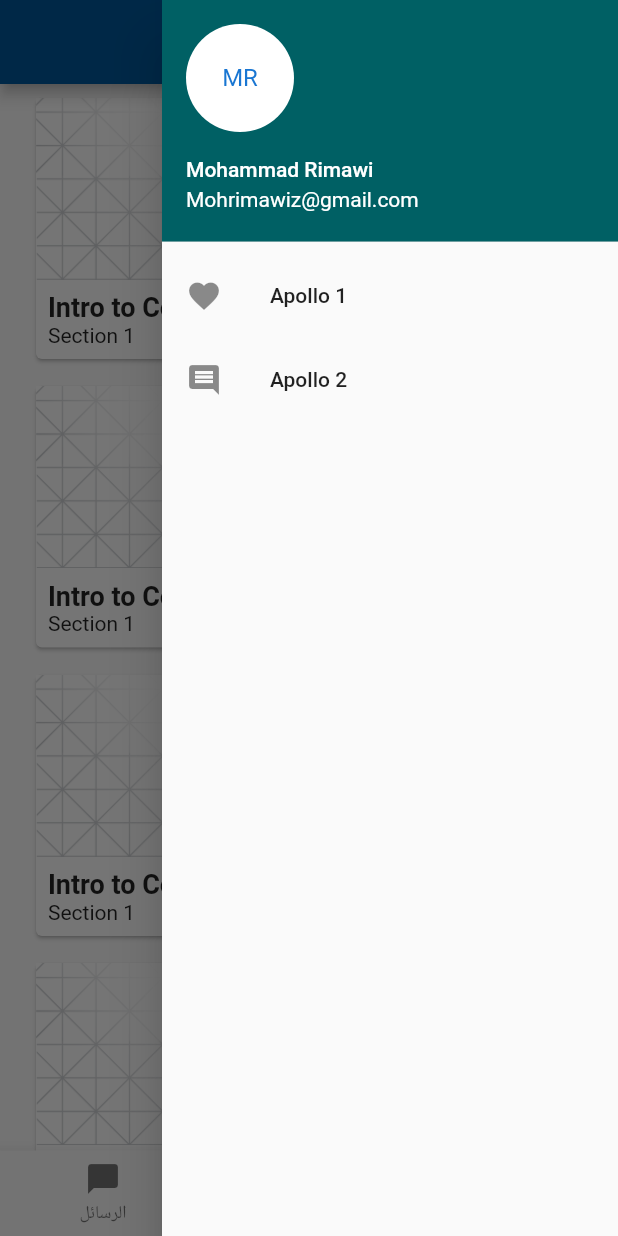
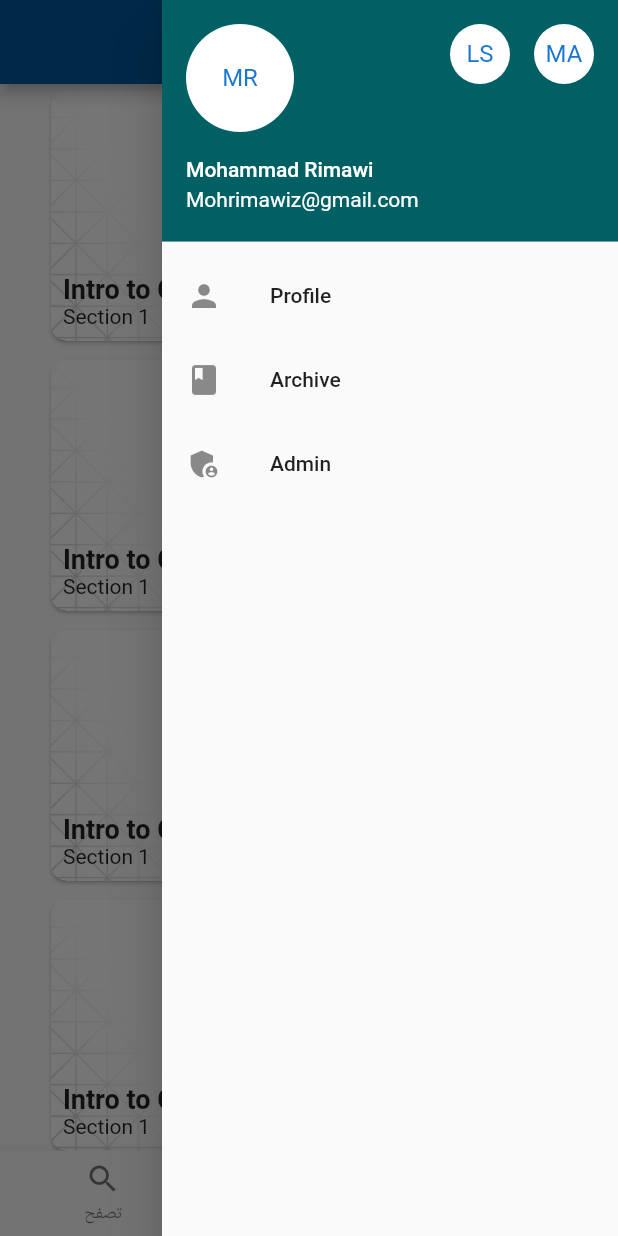
Before and after one commit to Apollo-LW/front-end, a Flutter app: the screen it shows after launch, with the side drawer open, on a phone screen of 412 x 824 dp. Run offline on Flutter 3.47's test engine with Material 2 defaults, Android fonts, the phone set to English and light mode, and no system bars; missing offline and left inert: flutter_gallery.

Commit message:
adding some pages

```diff
--- a/Apollo/lib/main.dart
+++ b/Apollo/lib/main.dart
@@ -8,21 +8,20 @@ import 'package:Apollo/pages/home/home_components.dart';
 import 'package:Apollo/pages/home/home.dart';
 import 'package:Apollo/pages/chat/chat.dart';
 
+import 'package:Apollo/pages/profile/profile.dart';
+import 'package:Apollo/pages/archive/archive.dart';
+import 'package:Apollo/pages/admin/admin.dart';
+import 'package:Apollo/pages/browse/browse.dart';
 
-
-
-void main() => runApp(
-  MaterialApp(
+void main() => runApp(MaterialApp(
       initialRoute: '/home',
       routes: {
         // '/': (context) => Loading(),
         '/home': (context) => Home(),
         '/chat': (context) => Chat(),
         '/course': (context) => Course(),
-
+        '/browse': (context) => Browse(),
+        '/profile': (context) => Profile(),
+        '/admin': (context) => Admin(),
       },
-
-
-  )
-
-  );
+    ));
--- a/Apollo/lib/pages/Courses/Course.dart
+++ b/Apollo/lib/pages/Courses/Course.dart
@@ -5,6 +5,8 @@ import 'package:Apollo/pages/general_components.dart';
 import 'package:Apollo/pages/home/home_components.dart';
 import 'package:Apollo/pages/chat/chat.dart';
 import 'package:Apollo/pages/Courses/resources.dart';
+import 'package:Apollo/pages/Courses/classes.dart';
+
 
 class Course extends StatelessWidget {
   @override
@@ -63,7 +65,7 @@ class Course extends StatelessWidget {
           body: TabBarView(
             children: [
               Center(child: Chat()),
-              Center(child: Text("Test")),
+              Center(child: Classes()),
               Center(
                 child: Resources(),
               )
--- /dev/null
+++ b/Apollo/lib/pages/admin/admin.dart
@@ -0,0 +1,11 @@
+import 'package:flutter/material.dart';
+class Admin extends StatelessWidget {
+  @override
+  Widget build(BuildContext context) {
+    return Scaffold(
+      body: SafeArea(
+        child: Center(child: Text("Admin"))
+      )
+    );
+  }
+}
--- /dev/null
+++ b/Apollo/lib/pages/archive/archive.dart
@@ -0,0 +1,11 @@
+import 'package:flutter/material.dart';
+class Archive extends StatelessWidget {
+  @override
+  Widget build(BuildContext context) {
+    return Scaffold(
+      body: SafeArea(
+        child: Center(child: Text("Archive"))
+      )
+    );
+  }
+}
--- a/Apollo/lib/pages/chat/chatComponents.dart
+++ b/Apollo/lib/pages/chat/chatComponents.dart
@@ -60,7 +60,7 @@ class _MessageBoxState extends State<MessageBox> {
                               // SizedBox(
                               //   height: 8,
                               // ),
-                              Text(widget.message.text),
+                              SelectableText(widget.message.text),
                             ],
                           ))),
                     Padding(
@@ -112,7 +112,7 @@ class _MessageBoxState extends State<MessageBox> {
                               SizedBox(
                                 height: 8,
                               ),
-                              Text(widget.message.text),
+                              SelectableText(widget.message.text),
                             ],
                           ))),
                     Padding(
--- a/Apollo/lib/pages/general_components.dart
+++ b/Apollo/lib/pages/general_components.dart
@@ -1,6 +1,11 @@
 import 'package:flutter/material.dart';
 import 'package:flutter_gallery/l10n/gallery_localizations.dart';
 import 'package:flutter/cupertino.dart';
+
+import 'package:Apollo/pages/profile/profile.dart';
+import 'package:Apollo/pages/archive/archive.dart';
+import 'package:Apollo/pages/admin/admin.dart';
+import 'package:Apollo/pages/browse/browse.dart';
 
 class NavDrawer extends StatelessWidget {
   const NavDrawer({Key key}) : super(key: key);
@@ -13,23 +18,50 @@ class NavDrawer extends StatelessWidget {
         ),
         accountName: Text("Mohammad Rimawi"),
         accountEmail: Text("Mohrimawiz@gmail.com"),
-        currentAccountPicture: CircleAvatar(
+        otherAccountsPictures: [
+CircleAvatar(
           backgroundColor: Colors.white,
-          child: Text('MR'),
-        ));
+          child: Text('LS'),
+        ),
+        CircleAvatar(
+          backgroundColor: Colors.white,
+          child: Text('MA'),
+        )
+        ],
+        currentAccountPicture: InkWell(
+                    onTap: () {
+            Navigator.pop(context);
+            Navigator.pushNamed(context, '/profile');
+          },
+                  child: CircleAvatar(
+
+
+            backgroundColor: Colors.white,
+            child: Text('MR'),
+          ),
+        )
+        );
     final drawerItems = ListView(
       children: [
         drawerHeader,
         ListTile(
-          title: Text("Apollo 1"),
-          leading: const Icon(Icons.favorite),
+          title: Text("Profile"),
+          leading: const Icon(Icons.person),
+          onTap: () {
+            Navigator.pop(context);
+            Navigator.pushNamed(context, '/profile');
+          },
+        ),
+        ListTile(
+          title: Text("Archive"),
+          leading: const Icon(Icons.book),
           onTap: () {
             Navigator.pop(context);
           },
         ),
         ListTile(
-          title: Text("Apollo 2"),
-          leading: const Icon(Icons.comment),
+          title: Text("Admin"),
+          leading: const Icon(Icons.admin_panel_settings),
           onTap: () {
             Navigator.pop(context);
           },
@@ -54,8 +86,8 @@ class _NavBarState extends State<NavBar> {
     return BottomNavigationBar(
       items: const <BottomNavigationBarItem>[
         BottomNavigationBarItem(
-          icon: Icon(Icons.chat_bubble),
-          label: 'الرسائل',
+          icon: Icon(Icons.search),
+          label: 'تصفح',
           backgroundColor: Colors.red,
         ),
         BottomNavigationBarItem(
@@ -63,20 +95,22 @@ class _NavBarState extends State<NavBar> {
           label: 'الصفحة الرئيسة',
         ),
         BottomNavigationBarItem(
-          icon: Icon(Icons.school),
-          label: 'المواد',
+          icon: Icon(Icons.chat_bubble),
+          label: 'الرسائل',
         ),
       ],
       currentIndex: selectedIndex,
       selectedItemColor: Colors.amber[800],
       onTap: (value) => {
-          setState(() {
-                  selectedIndex = value;
-          }),
-        if(value==0) Navigator.pushNamed(context, '/chat')
-        else if(value==1)Navigator.pushNamed(context, '/home')
-        else if(value==2)Navigator.pushNamed(context, '/home'),
-
+        setState(() {
+          selectedIndex = value;
+        }),
+        if (value == 0)
+          Navigator.pushNamed(context, '/browse')
+        else if (value == 1)
+          Navigator.pushReplacementNamed(context, '/home')
+        else if (value == 2)
+          Navigator.pushNamed(context, '/chat'),
         print(value),
       },
     );
--- a/Apollo/lib/pages/home/home.dart
+++ b/Apollo/lib/pages/home/home.dart
@@ -5,7 +5,6 @@ import 'package:Apollo/pages/general_components.dart';
 import 'package:Apollo/pages/home/home_components.dart';
 import 'package:Apollo/pages/Courses/Course.dart';
 import 'package:Apollo/pages/Courses/resources.dart';
-
 
 class Home extends StatelessWidget {
   @override
@@ -19,17 +18,97 @@ class Home extends StatelessWidget {
         backgroundColor: Colors.lightBlue[900],
         centerTitle: true,
       ),
-
-      body: Center(
+      body: ListView(
+        // margin: EdgeInsets.symmetric(vertical: 20.0),
+        // height: 300.0,
+        // decoration: BoxDecoration(
+        // color:Colors.amberAccent,
+        // ),
+        children: [
+          Container(
+            width: 500,
+            height: 180,
             child: ListView(
-            children: [
+              // clipBehavior: ,
+              // scrollDirection: ,
+              scrollDirection: Axis.horizontal,
+              children: <Widget>[
+                SizedBox(width: 30),
                 CourseCard(),
                 CourseCard(),
                 CourseCard(),
                 CourseCard(),
-              CourseCard(),
+                SizedBox(width: 30),
               ],
             ),
+          ),
+          Container(
+            width: 500,
+            height: 180,
+            child: ListView(
+              // clipBehavior: ,
+              // scrollDirection: ,
+              scrollDirection: Axis.horizontal,
+              children: <Widget>[
+                SizedBox(width: 30),
+                CourseCard(),
+                CourseCard(),
+                CourseCard(),
+                CourseCard(),
+                SizedBox(width: 30),
+              ],
+            ),
+          ),
+          Container(
+            width: 500,
+            height: 180,
+            child: ListView(
+              // clipBehavior: ,
+              // scrollDirection: ,
+              scrollDirection: Axis.horizontal,
+              children: <Widget>[
+                SizedBox(width: 30),
+                CourseCard(),
+                CourseCard(),
+                CourseCard(),
+                CourseCard(),
+                SizedBox(width: 30),
+              ],
+            ),
+          ),
+          Container(
+            width: 350,
+            height: 180,
+            child: ListView(
+              // clipBehavior: ,
+              // scrollDirection: ,
+              scrollDirection: Axis.horizontal,
+              children: <Widget>[
+                SizedBox(width: 30),
+                CourseCard(),
+                CourseCard(),
+                CourseCard(),
+                CourseCard(),
+                SizedBox(width: 30),
+              ],
+            ),
+          ),
+          Container(
+            width: 350,
+            height: 180,
+            child: ListView(
+              // clipBehavior: ,
+              // scrollDirection: ,
+              scrollDirection: Axis.horizontal,
+              children: <Widget>[
+                SizedBox(width: 30),
+                CourseCard(),
+                CourseCard(),
+                SizedBox(width: 30),
+              ],
+            ),
+          ),
+        ],
       ),
       floatingActionButton: FloatingActionButton(
         onPressed: () {},
--- a/Apollo/lib/pages/home/home_components.dart
+++ b/Apollo/lib/pages/home/home_components.dart
@@ -6,12 +6,17 @@ import 'package:Apollo/pages/Courses/Course.dart';
 class CourseCard extends StatelessWidget {
   @override
   Widget build(BuildContext context) {
-    return Padding(
-      padding: const EdgeInsets.fromLTRB(20, 5, 20, 5),
+    return Container(
+      width: 350,
+      child: Container(
         child: Column(
           mainAxisAlignment: MainAxisAlignment.start,
           children: [
             Card(
+              shape: RoundedRectangleBorder(
+                borderRadius: BorderRadius.circular(10.0),
+              ),
+              clipBehavior: Clip.hardEdge,
               elevation: 1,
               child: InkWell(
                 onTap: () {
@@ -22,9 +27,14 @@ class CourseCard extends StatelessWidget {
                   children: [
                     Positioned(
                       child: AspectRatio(
+                        child: FittedBox(
+                          fit: BoxFit.fitWidth,
+                          // clipBehavior: Clip.hardEdge,
+                          alignment: Alignment.topCenter,
                           child: Image.asset(
                             "assets/images/apollo.png",
                             fit: BoxFit.cover,
+                          ),
                         ),
                         aspectRatio: 3,
                       ),
@@ -53,6 +63,7 @@ class CourseCard extends StatelessWidget {
             ),
           ],
         ),
+      ),
     );
   }
 }
--- /dev/null
+++ b/Apollo/lib/pages/profile/profile.dart
@@ -0,0 +1,14 @@
+import 'package:flutter/material.dart';
+
+class Profile extends StatelessWidget {
+  @override
+  Widget build(BuildContext context) {
+    return Scaffold(
+      body: SafeArea(
+        child: Center(
+          child: Text("Profile"),
+        ),
+      ),
+    );
+  }
+}
```
Also changed, not shown: Apollo/lib/pages/Courses/classes.dart (added, +8 -0 lines), Apollo/lib/pages/Courses/resources.dart (+4 -4 lines), Apollo/lib/pages/browse/browse.dart (added, +8 -0 lines), Apollo/lib/pages/chat/chat.dart (+16 -11 lines), Apollo/lib/pages/home/courses.dart (deleted, +0 -420 lines), Apollo/lib/pages/search/search.dart (added). Lines whose indentation alone changed are shown as unchanged.
